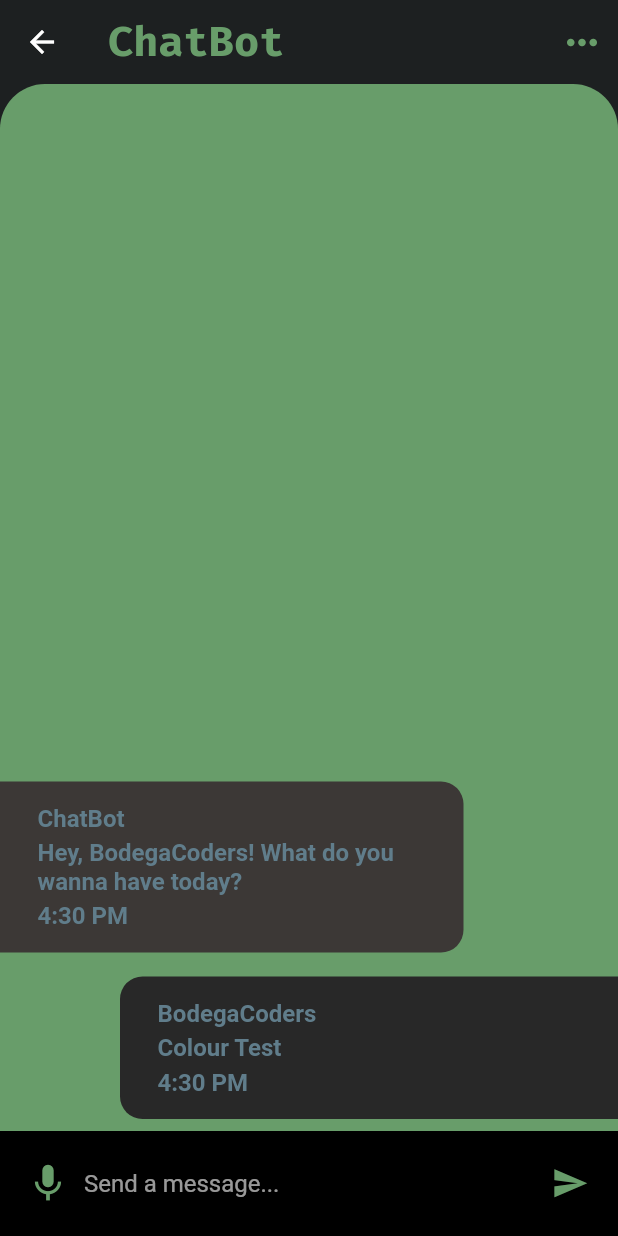
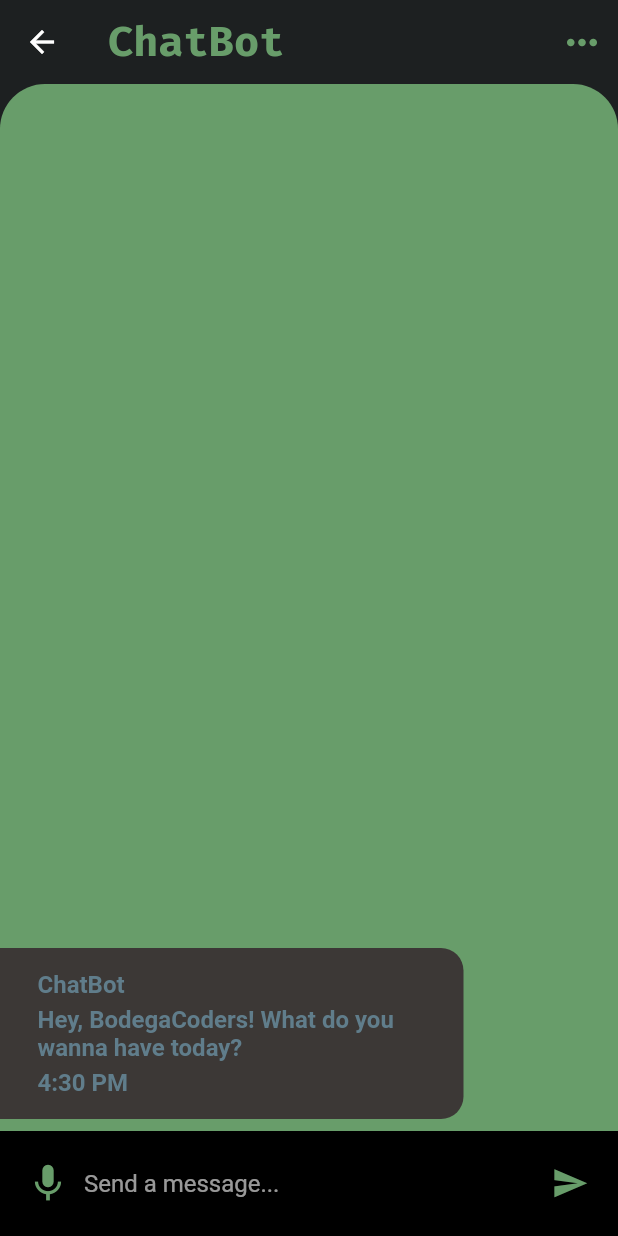
Before and after one commit to ritviksharma4/Mercury, a Flutter app: the screen it shows after launch, after a tap on "ChatBot", on a phone screen of 412 x 824 dp. Run offline on Flutter 3.47's test engine with Material 2 defaults, Android fonts, the phone set to English and light mode, and no system bars; our stand-ins replace speech_to_text; missing offline and left inert: grpc, protobuf; project files that could hold a hidden picture were left out.

Commit message:
Final ChatBot

```diff
--- a/mercury/lib/models/message_model.dart
+++ b/mercury/lib/models/message_model.dart
@@ -34,11 +34,6 @@ List<User> favorites = [ChatBot];
 
 List<Message> messages = [
   Message(
-    sender: BodegaCoders,
-    time: "4:30 PM",
-    text: 'Colour Test',
-  ),
-  Message(
     sender: ChatBot,
     time: "4:30 PM",
     text: 'Hey, BodegaCoders! What do you wanna have today?',
@@ -52,5 +47,4 @@ List<Message> chats = [
     time: "4:30 PM",
     text: 'Hey, BodegaCoders! What do you wanna have today?',
   ),
-
 ];
--- a/mercury/lib/screens/chat_screen.dart
+++ b/mercury/lib/screens/chat_screen.dart
@@ -131,6 +131,9 @@ class _ChatScreenState extends State<ChatScreen> {
           ),
           Expanded(
             child: TextField(
+              style: TextStyle(
+                color: Color(0xff689d6a),
+              ),
               controller: controller,
               textInputAction: TextInputAction.newline,
               keyboardType: TextInputType.multiline,
--- a/mercury/lib/screens/home_screen.dart
+++ b/mercury/lib/screens/home_screen.dart
@@ -17,7 +17,7 @@ class _HomeScreenState extends State<HomeScreen> {
         leading: IconButton(
           icon: Icon(Icons.menu),
           iconSize: 30.0,
-          color: Color(0xff689d6a),//Colors.white,
+          color: Color(0xff689d6a), //Colors.white,
           onPressed: () {},
         ),
         title: Text(
@@ -25,16 +25,15 @@ class _HomeScreenState extends State<HomeScreen> {
           style: TextStyle(
             fontSize: 28.0,
             fontWeight: FontWeight.bold,
-						color: Color(0xff1d2021),
+            color: Color(0xff689d6a),
           ),
-
         ),
         elevation: 0.0,
         actions: <Widget>[
           IconButton(
             icon: Icon(Icons.search),
             iconSize: 30.0,
-            color: Color(0xff689d6a),//Colors.white,
+            color: Color(0xff689d6a), //Colors.white,
             onPressed: () {},
           ),
         ],
@@ -45,7 +44,8 @@ class _HomeScreenState extends State<HomeScreen> {
           Expanded(
             child: Container(
               decoration: BoxDecoration(
-                color: Color(0x80689d6a),//Color(0xff32302f),//Theme.of(context).accentColor,
+                color: Color(
+                    0x80689d6a), //Color(0xff32302f),//Theme.of(context).accentColor,
                 borderRadius: BorderRadius.only(
                   topLeft: Radius.circular(30.0),
                   topRight: Radius.circular(30.0),
--- a/mercury/lib/services/ChatServicer.dart
+++ b/mercury/lib/services/ChatServicer.dart
@@ -8,7 +8,7 @@ import 'package:grpc/grpc.dart';
 class ChatServicer {
   Future<String> main(List<String> args) async {
     final channel = ClientChannel(
-      '192.168.1.8',
+      '192.168.43.84',
       port: 50051,
       options: const ChannelOptions(credentials: ChannelCredentials.insecure()),
     );
--- a/mercury/lib/widgets/recent_chats.dart
+++ b/mercury/lib/widgets/recent_chats.dart
@@ -8,7 +8,7 @@ class RecentChats extends StatelessWidget {
     return Expanded(
       child: Container(
         decoration: BoxDecoration(
-          color: Color(0x87689d6a),//Color(0xff3c3836),//Colors.white,
+          color: Color(0x87689d6a), //Color(0xff3c3836),//Colors.white,
           borderRadius: BorderRadius.only(
             topLeft: Radius.circular(30.0),
             topRight: Radius.circular(30.0),
@@ -19,7 +19,6 @@ class RecentChats extends StatelessWidget {
             topLeft: Radius.circular(30.0),
             topRight: Radius.circular(30.0),
           ),
-
           child: ListView.builder(
             itemCount: chats.length,
             itemBuilder: (BuildContext context, int index) {
@@ -60,7 +59,7 @@ class RecentChats extends StatelessWidget {
                               Text(
                                 chat.sender.name,
                                 style: TextStyle(
-                                  color: Colors.white,
+                                  color: Colors.grey[300],
                                   fontSize: 15.0,
                                   fontWeight: FontWeight.bold,
                                 ),
@@ -71,7 +70,7 @@ class RecentChats extends StatelessWidget {
                                 child: Text(
                                   chat.text,
                                   style: TextStyle(
-                                    color: Colors.white,
+                                    color: Colors.grey[300],
                                     fontSize: 15.0,
                                     fontWeight: FontWeight.w600,
                                   ),
@@ -87,7 +86,7 @@ class RecentChats extends StatelessWidget {
                           Text(
                             chat.time,
                             style: TextStyle(
-                              color: Colors.white,
+                              color: Colors.grey[100],
                               fontSize: 12.0,
                               fontWeight: FontWeight.bold,
                             ),
```
Also changed, not shown: mercury/pubspec.lock, 4 other files.
